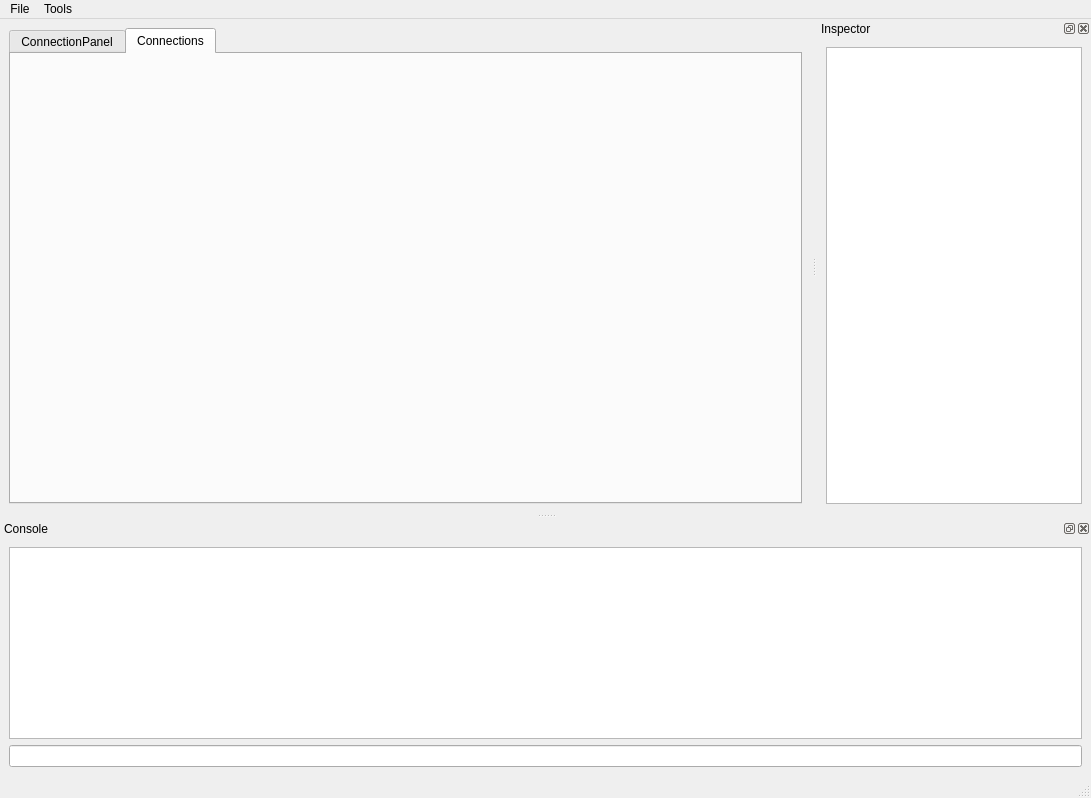
Old version of the form design/main.ui in the repository Pizza989/MidiConnector.
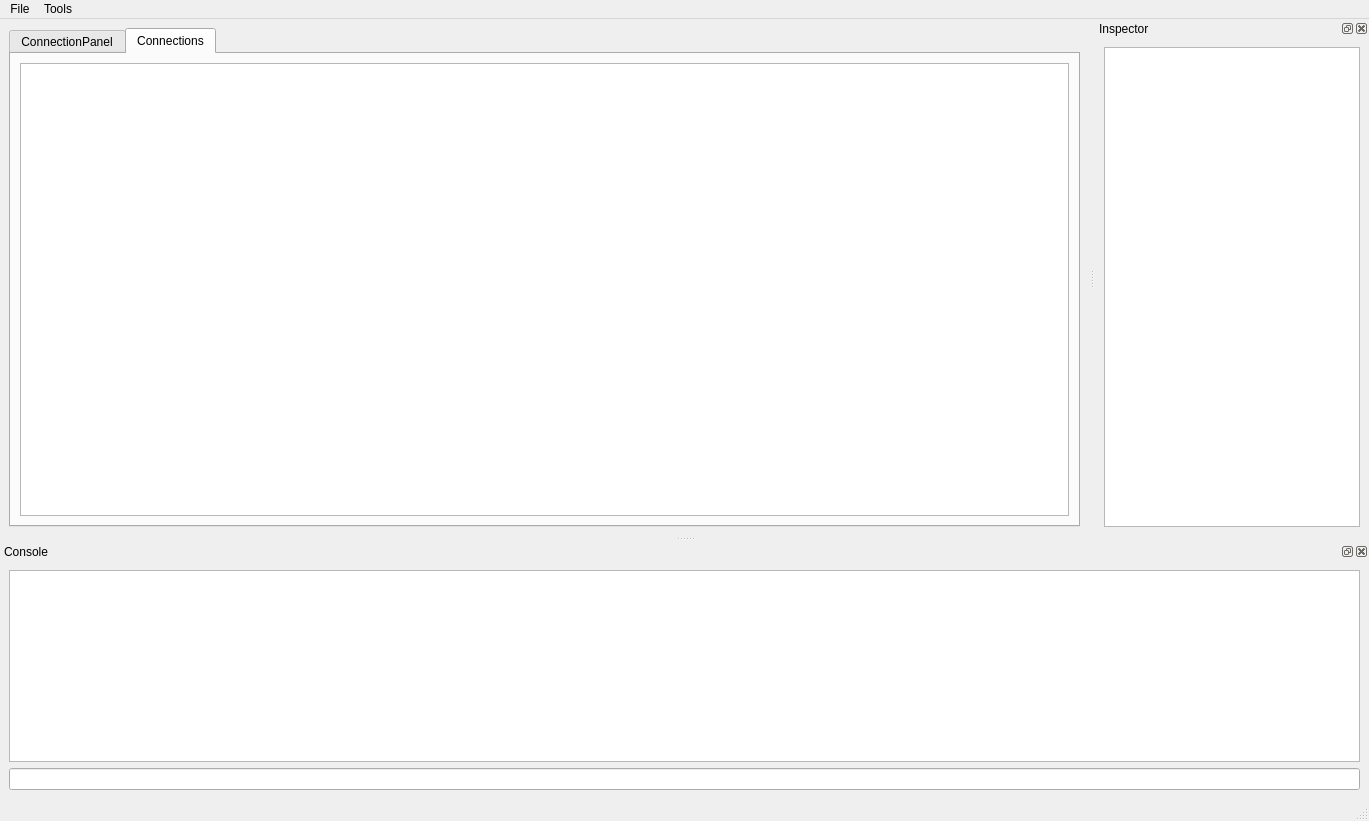
New version of the form. The open tabs and pages were chosen to show the change.

The edit to the form file:
```diff
--- a/design/main.ui
+++ b/design/main.ui
@@ -6,8 +6,8 @@
    <rect>
     <x>0</x>
     <y>0</y>
-    <width>1091</width>
-    <height>798</height>
+    <width>1369</width>
+    <height>821</height>
    </rect>
   </property>
   <property name="windowTitle">
@@ -20,12 +20,15 @@
    <number>0</number>
   </property>
   <property name="styleSheet">
-   <string notr="true">alternate-background-color: rgb(110, 74, 255);</string>
+   <string notr="true"/>
   </property>
   <widget class="QWidget" name="centralwidget">
    <layout class="QGridLayout" name="gridLayout_5">
     <item row="0" column="0">
      <widget class="QTabWidget" name="connectionTab">
+      <property name="styleSheet">
+       <string notr="true"/>
+      </property>
       <property name="tabShape">
        <enum>QTabWidget::Rounded</enum>
       </property>
@@ -184,6 +187,11 @@
        <attribute name="title">
         <string>Connections</string>
        </attribute>
+       <layout class="QGridLayout" name="gridLayout_7">
+        <item row="0" column="0">
+         <widget class="QGraphicsView" name="connectionsPanel"/>
+        </item>
+       </layout>
       </widget>
      </widget>
     </item>
@@ -194,7 +202,7 @@
     <rect>
      <x>0</x>
      <y>0</y>
-     <width>1091</width>
+     <width>1369</width>
      <height>30</height>
     </rect>
    </property>
```
Left out of the diff: 2 changed lines with no effect on the pictures.
